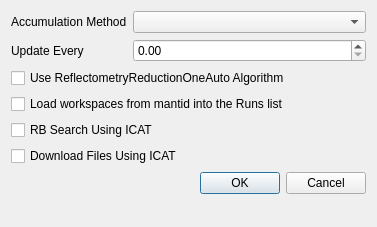
Qt form Code/Mantid/scripts/Interface/ui/reflectometer/refl_options_window.ui (mantidproject/mantid) before a commit.
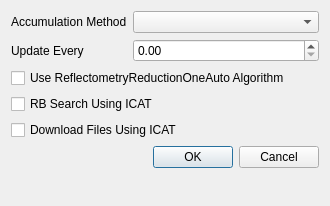
The same form after that commit.

Commit message:
Remove option to include ADS workspaces in reflectometry list.
Refs #10112.

Diff of the .ui file:
```diff
--- a/Code/Mantid/scripts/Interface/ui/reflectometer/refl_options_window.ui
+++ b/Code/Mantid/scripts/Interface/ui/reflectometer/refl_options_window.ui
@@ -6,8 +6,8 @@
    <rect>
     <x>0</x>
     <y>0</y>
-    <width>377</width>
-    <height>227</height>
+    <width>330</width>
+    <height>206</height>
    </rect>
   </property>
   <property name="windowTitle">
@@ -54,21 +54,21 @@
      </property>
     </widget>
    </item>
-   <item row="4" column="0" colspan="2">
-    <widget class="QCheckBox" name="checkADS">
-     <property name="text">
-      <string>Load workspaces from mantid into the Runs list</string>
-     </property>
-    </widget>
-   </item>
-   <item row="6" column="0" colspan="2">
+   <item row="5" column="0" colspan="2">
     <widget class="QCheckBox" name="checkICATSearch">
      <property name="text">
       <string>RB Search Using ICAT</string>
      </property>
     </widget>
    </item>
-   <item row="8" column="0" colspan="2">
+   <item row="6" column="0" colspan="2">
+    <widget class="QCheckBox" name="checkICATDownload">
+     <property name="text">
+      <string>Download Files Using ICAT</string>
+     </property>
+    </widget>
+   </item>
+   <item row="7" column="0" colspan="2">
     <widget class="QDialogButtonBox" name="buttonsLive">
      <property name="orientation">
       <enum>Qt::Horizontal</enum>
@@ -78,13 +78,6 @@
      </property>
     </widget>
    </item>
-   <item row="7" column="0" colspan="2">
-    <widget class="QCheckBox" name="checkICATDownload">
-     <property name="text">
-      <string>Download Files Using ICAT</string>
-     </property>
-    </widget>
-   </item>
   </layout>
  </widget>
  <resources/>
```
The commit also changes 3 other files.
